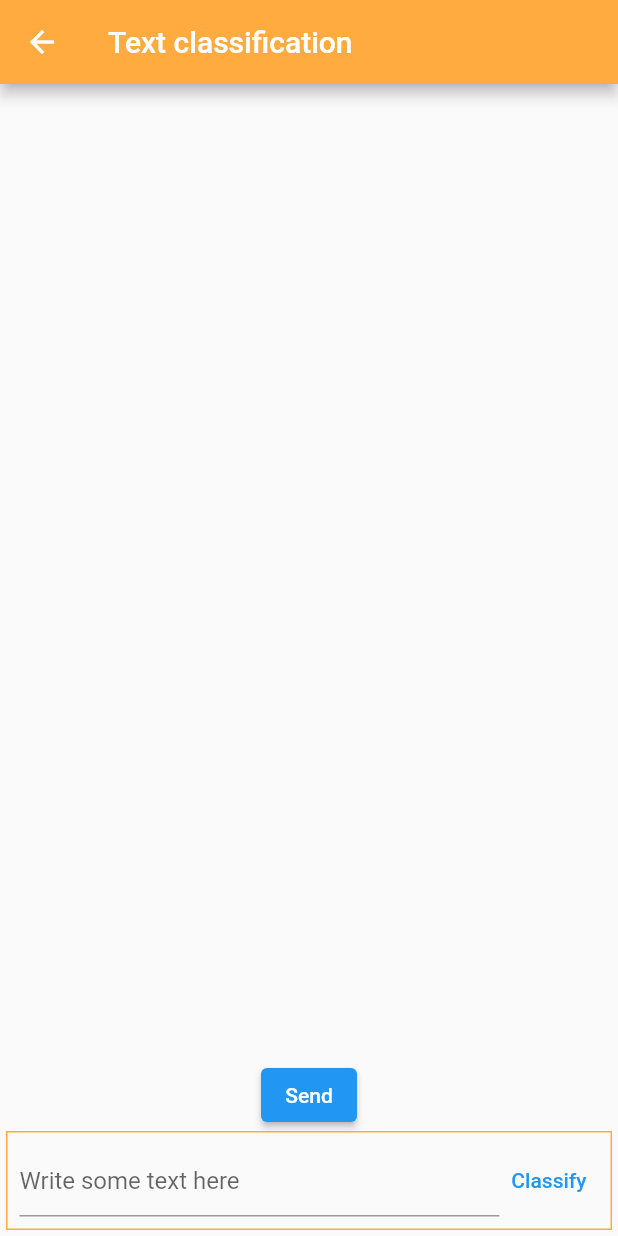
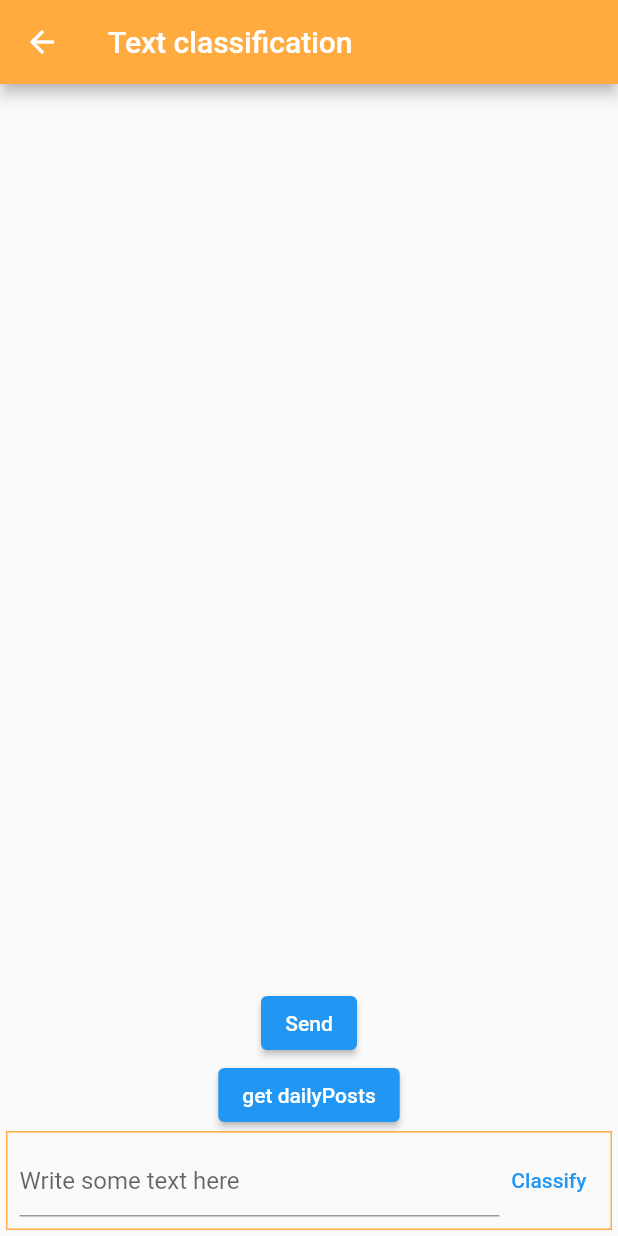
Before and after one commit to SithumDilanga/mood-shifting-assistent, a Flutter app: the TextClassification screen opened directly, on a phone screen of 412 x 824 dp. Run offline on Flutter 3.47's test engine with Material 2 defaults, Android fonts, the phone set to English and light mode, and no system bars; our stand-ins replace cloud_firestore, firebase_core; missing offline and left inert: tflite_flutter; accounts and stored records are empty; project files that could hold a hidden picture were left out.

Commit message:
👾daily progress send to db,weekly progress send to db

```diff
--- a/lib/text_classification.dart
+++ b/lib/text_classification.dart
@@ -1,3 +1,4 @@
+import 'package:cloud_firestore/cloud_firestore.dart';
 import 'package:flutter/material.dart';
 import 'package:mood_shifting_assistent/classifier.dart';
 import 'package:mood_shifting_assistent/services/database.dart';
@@ -34,7 +35,17 @@ class _TextClassificationState extends State<TextClassification> {
           backgroundColor: Colors.orangeAccent,
           title: const Text('Text classification'),
         ),
-        body: Container(
+        body: FutureBuilder(
+          future: null,//_databaseService.getWeekFromDailyProgress('Rfpm4kAiYKVwJcNNomVI'),
+          builder: (BuildContext context, AsyncSnapshot<dynamic> snapshot) {
+
+            if (snapshot.hasData) {
+
+              print('yoyo ${snapshot.data[0]['status']}');
+
+            }
+
+            return Container(
               padding: const EdgeInsets.all(4),
               child: Column(
                 children: <Widget>[
@@ -49,9 +60,31 @@ class _TextClassificationState extends State<TextClassification> {
                     child: const Text(
                       'Send'
                     ),
-                onPressed: () {
+                    onPressed: () async {
 
                       _databaseService.sendDailyProgress('Rfpm4kAiYKVwJcNNomVI');
+                      // _databaseService.getWeekFromDailyProgress('Rfpm4kAiYKVwJcNNomVI');
+
+                      // await FirebaseFirestore.instance.collection('users').doc('Rfpm4kAiYKVwJcNNomVI').collection('dailyProgress').get().then((QuerySnapshot querySnapshot) => {
+                      //   querySnapshot.docs.forEach((doc) {
+                      //     // dailProgress.add(doc);
+                      //     print('dailProgress ${doc['status']}');
+                      //   })
+                      // });
+
+                    },
+                  ),
+                  ElevatedButton(
+                    child: const Text(
+                      'get dailyPosts'
+                    ),
+                    onPressed: () async {
+
+                      // dynamic length = await _databaseService.getDailyProgress('Rfpm4kAiYKVwJcNNomVI');
+
+                      // print('length $length');
+
+                      _databaseService.getWeekFromDailyProgress('Rfpm4kAiYKVwJcNNomVI');
 
                     },
                   ),
@@ -107,6 +140,8 @@ class _TextClassificationState extends State<TextClassification> {
                   ),
                 ],
               ),
+            );
+          }
         ),
       ),
     );
--- a/pubspec.yaml
+++ b/pubspec.yaml
@@ -37,6 +37,7 @@ dependencies:
   tflite_flutter: ^0.9.0
   cloud_firestore: ^3.1.8
   firebase_core: ^1.12.0
+  intl: ^0.17.0
 
 dev_dependencies:
   flutter_test:
```
Also changed, not shown: lib/services/database.dart (+97 -1 lines), pubspec.lock. Lines whose indentation alone changed are shown as unchanged.
